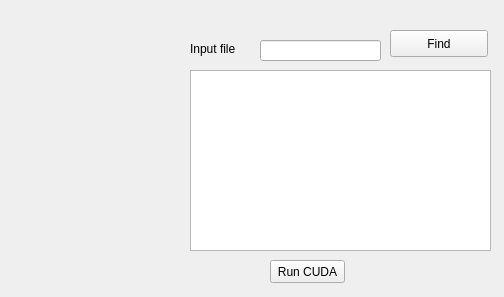
Above: mainform.ui from BacktoMars/QT_OPENGL_CUDA before the change. Below: the same form after it.
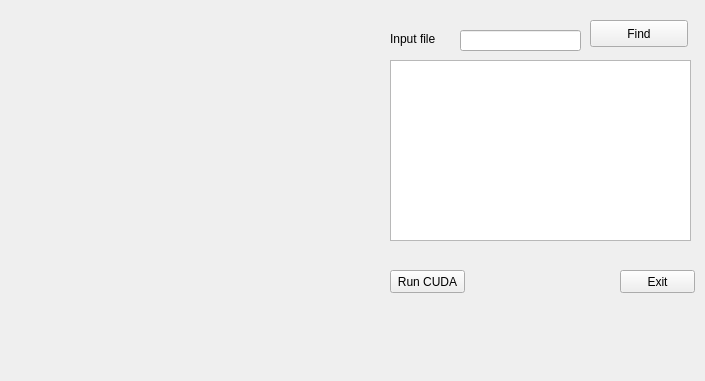
That is the form after the change.

Commit message: Draw a color map in AppGLWidget widget.

What changed in the file:
```diff
--- a/mainform.ui
+++ b/mainform.ui
@@ -6,8 +6,8 @@
    <rect>
     <x>0</x>
     <y>0</y>
-    <width>504</width>
-    <height>297</height>
+    <width>705</width>
+    <height>381</height>
    </rect>
   </property>
   <property name="windowTitle">
@@ -18,8 +18,8 @@
     <rect>
      <x>20</x>
      <y>20</y>
-     <width>151</width>
-     <height>231</height>
+     <width>341</width>
+     <height>271</height>
     </rect>
    </property>
    <layout class="QVBoxLayout" name="verticalLayout"/>
@@ -27,8 +27,8 @@
   <widget class="QLineEdit" name="lineEdit">
    <property name="geometry">
     <rect>
-     <x>260</x>
-     <y>40</y>
+     <x>460</x>
+     <y>30</y>
      <width>121</width>
      <height>21</height>
     </rect>
@@ -37,8 +37,8 @@
   <widget class="QLabel" name="label">
    <property name="geometry">
     <rect>
-     <x>190</x>
-     <y>40</y>
+     <x>390</x>
+     <y>30</y>
      <width>66</width>
      <height>17</height>
     </rect>
@@ -50,8 +50,8 @@
   <widget class="QPushButton" name="pushButton">
    <property name="geometry">
     <rect>
-     <x>390</x>
-     <y>30</y>
+     <x>590</x>
+     <y>20</y>
      <width>98</width>
      <height>27</height>
     </rect>
@@ -63,8 +63,8 @@
   <widget class="QTextEdit" name="textEdit">
    <property name="geometry">
     <rect>
-     <x>190</x>
-     <y>70</y>
+     <x>390</x>
+     <y>60</y>
      <width>301</width>
      <height>181</height>
     </rect>
@@ -73,8 +73,8 @@
   <widget class="QPushButton" name="pushButton_RUNCUDA">
    <property name="geometry">
     <rect>
-     <x>270</x>
-     <y>260</y>
+     <x>390</x>
+     <y>270</y>
      <width>75</width>
      <height>23</height>
     </rect>
@@ -83,6 +83,19 @@
     <string>Run CUDA</string>
    </property>
   </widget>
+  <widget class="QPushButton" name="pushButton_EXIT">
+   <property name="geometry">
+    <rect>
+     <x>620</x>
+     <y>270</y>
+     <width>75</width>
+     <height>23</height>
+    </rect>
+   </property>
+   <property name="text">
+    <string>Exit</string>
+   </property>
+  </widget>
  </widget>
  <resources/>
  <connections/>
```
Left out of the diff: 19 changed lines with no effect on the pictures. The commit also changes 3 other files.
